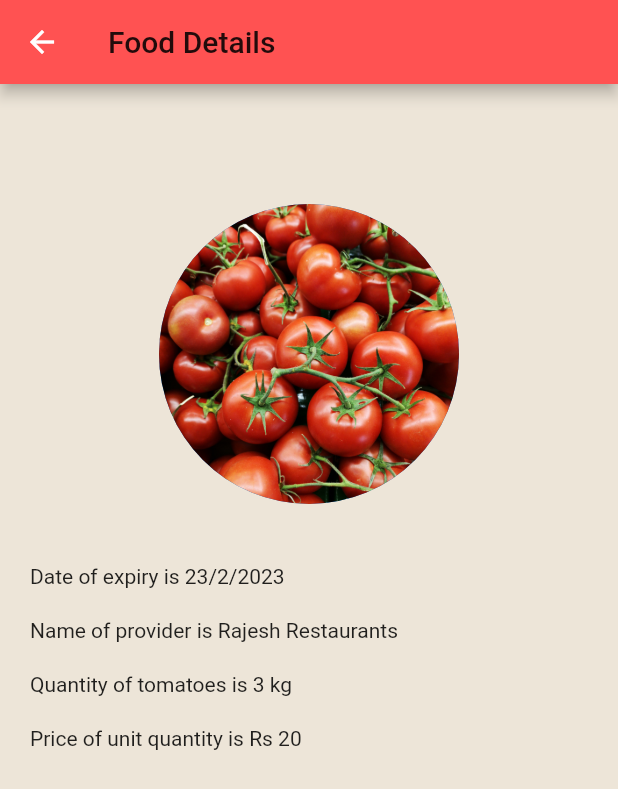
After one commit to paarshva21/deBuglars_AppDev_rookies, a Flutter app: the FoodDetails1 screen opened directly, on a phone screen of 412 x 824 dp. The commit adds this screen. Shown: the top 789 px of the screen. Run offline on Flutter 3.47's test engine with Material 2 defaults, Android fonts, the phone set to English and light mode, and no system bars; our stand-ins replace cloud_firestore, email_validator, firebase_auth, firebase_core, font_awesome_flutter, google_fonts and 2 more; accounts and stored records are empty; network calls fail.

Commit message:
Final Commit

```diff
--- a/lib/Display.dart
+++ b/lib/Display.dart
@@ -1,8 +1,8 @@
 import 'dart:convert';
-import 'dart:developer';
 import 'package:firebase_auth/firebase_auth.dart';
 import 'package:flutter/material.dart';
 import 'package:http/http.dart' as http;
+import 'FoodDetails1.dart';
 
 class Display extends StatefulWidget {
   const Display({Key? key}) : super(key: key);
@@ -63,7 +63,12 @@ class _DisplayState extends State<Display> {
           ],
         ),
         trailing: Text('Rs. ' + food.price!),
-    );
+        onTap: () {
+          if (food.name != null) {
+            Navigator.of(context)
+                .push(MaterialPageRoute(builder: (context) => FoodDetails1()));
+          }
+        });
   }
 }
 
--- /dev/null
+++ b/lib/FoodDetails1.dart
@@ -0,0 +1,54 @@
+import 'package:flutter/material.dart';
+
+class FoodDetails1 extends StatefulWidget {
+  FoodDetails1({Key? key}) : super(key: key);
+
+  @override
+  State<FoodDetails1> createState() => _FoodDetails1State();
+}
+
+class _FoodDetails1State extends State<FoodDetails1> {
+
+  @override
+  Widget build(BuildContext context) {
+    return Scaffold(
+      backgroundColor: Color(0xFFEDE5D8),
+      appBar: AppBar(
+        title: Text(
+          "Food Details",
+          style: TextStyle(color: Colors.black87),
+        ),
+        backgroundColor: Colors.redAccent,
+      ),
+      body: SingleChildScrollView(
+        child: Center(
+          child: Container(
+            padding: EdgeInsets.symmetric(horizontal: 20, vertical: 80),
+            child: Column(
+                crossAxisAlignment: CrossAxisAlignment.start,
+                children: [
+                  SizedBox(
+                    width: 60,
+                  ),
+                  Center(
+                    child: CircleAvatar(
+                      backgroundImage: AssetImage("assets/tameta.jpg"),
+                      radius: 100,
+                    ),
+                  ),
+                  Padding(padding: EdgeInsets.all(20)),
+                  Text("Date of expiry is 23/2/2023"),
+                  Padding(padding: EdgeInsets.all(10)),
+                  Text("Name of provider is Rajesh Restaurants"),
+                  Padding(padding: EdgeInsets.all(10)),
+                  Text("Quantity of tomatoes is 3 kg"),
+                  Padding(padding: EdgeInsets.all(10)),
+                  Text("Price of unit quantity is Rs 20"),
+                  Padding(padding: EdgeInsets.all(10)),
+                ]),
+          ),
+        ),
+      ),
+    );
+  }
+}
--- a/lib/Login.dart
+++ b/lib/Login.dart
@@ -290,7 +290,7 @@ class _LoginState extends State<Login> {
           email: _emailController.text.trim(),
           password: _passwordController.text.trim());
       Navigator.pushReplacement(
-          context, MaterialPageRoute(builder: (context) => const UserPage()));
+          context, MaterialPageRoute(builder: (context) => const tplanding()));
     } on FirebaseAuthException catch (e) {
       print(e);
 
--- a/pubspec.yaml
+++ b/pubspec.yaml
@@ -45,6 +45,7 @@ dependencies:
   http: ^0.13.5
   lottie: ^2.2.0
   google_fonts: ^4.0.3
+  google_maps_flutter: ^2.2.3
 
 dev_dependencies:
   flutter_test:
```
Also changed, not shown: lib/UserLoc.dart (+7 -1 lines), lib/tplanding.dart (+48 -17 lines), assets/mapp.jpg (added), pubspec.lock. Lines whose indentation alone changed are shown as unchanged.
